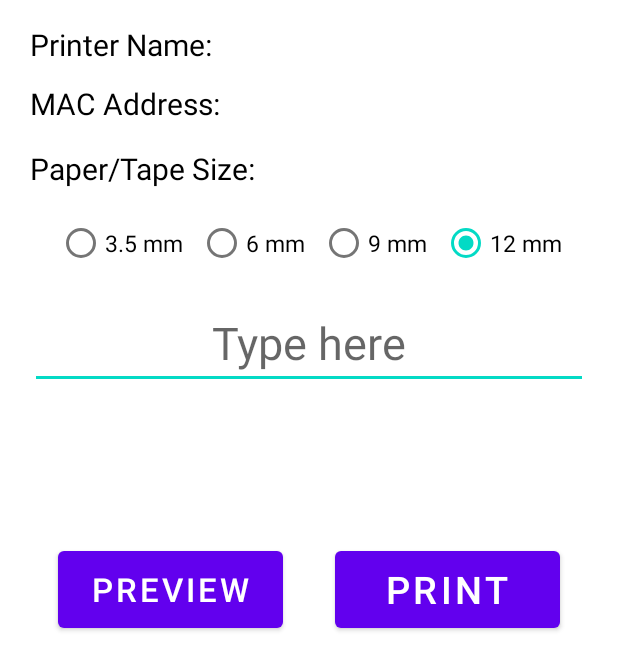
After one commit to VASPTRak/BT_ProgrammingTool, an Android app: the layout activity_label_printing.xml on its own in the app's theme, with its tools: preview values and no code run, on a phone screen of 412 x 824 dp. The commit adds this screen. Shown: the top 670 px of the screen. Run offline under Robolectric (Android 15) with nearby library versions, the phone set to English and light mode, and no system bars.

Commit message:
#1593 (Bolong) “BT_ProgrammingTool” & #1841 (Bolong)Bluetooth label printer => Added bluetooth label printing functionality.

```diff
--- a/app/src/main/AndroidManifest.xml
+++ b/app/src/main/AndroidManifest.xml
@@ -20,7 +20,10 @@
         android:supportsRtl="true"
         android:theme="@style/Theme.BTLinkTestingApp"
         android:usesCleartextTraffic="true">
-        <activity android:name=".AstPulsarTestActivity"></activity>
+        <activity
+            android:name=".LabelPrintingActivity"
+            android:exported="false" />
+        <activity android:name=".AstPulsarTestActivity" />
         <activity android:name=".MainActivity" />
         <activity
             android:name=".HistoryActivity"
--- /dev/null
+++ b/app/src/main/res/layout/activity_label_printing.xml
@@ -0,0 +1,156 @@
+<?xml version="1.0" encoding="utf-8"?>
+<androidx.constraintlayout.widget.ConstraintLayout xmlns:android="http://schemas.android.com/apk/res/android"
+    xmlns:app="http://schemas.android.com/apk/res-auto"
+    xmlns:tools="http://schemas.android.com/tools"
+    android:layout_width="match_parent"
+    android:layout_height="match_parent"
+    tools:context=".LabelPrintingActivity">
+
+    <EditText
+        android:id="@+id/etLabelToPrint"
+        android:layout_width="0dp"
+        android:layout_height="wrap_content"
+        android:layout_marginStart="20dp"
+        android:layout_marginTop="12dp"
+        android:layout_marginEnd="20dp"
+        android:gravity="center"
+        android:hint="Type here"
+        android:maxLength="20"
+        android:singleLine="true"
+        android:textSize="30sp"
+        app:layout_constraintEnd_toEndOf="parent"
+        app:layout_constraintHorizontal_bias="0.5"
+        app:layout_constraintStart_toStartOf="parent"
+        app:layout_constraintTop_toBottomOf="@+id/rdSizeGroup" />
+
+    <ImageView
+        android:id="@+id/iv_Preview"
+        android:layout_width="wrap_content"
+        android:layout_height="70dp"
+        android:layout_marginTop="8dp"
+        app:layout_constraintEnd_toEndOf="parent"
+        app:layout_constraintHorizontal_bias="0.5"
+        app:layout_constraintStart_toStartOf="parent"
+        app:layout_constraintTop_toBottomOf="@+id/etLabelToPrint" />
+
+    <TextView
+        android:id="@+id/tvPrinterName"
+        android:layout_width="wrap_content"
+        android:layout_height="wrap_content"
+        android:layout_marginTop="16dp"
+        android:paddingStart="20dp"
+        android:text="Printer Name: "
+        android:textSize="20sp"
+        android:textColor="@color/black"
+        app:layout_constraintTop_toTopOf="parent"
+        tools:layout_editor_absoluteX="16dp" />
+
+    <TextView
+        android:id="@+id/tvPrinterMAC"
+        android:layout_width="wrap_content"
+        android:layout_height="wrap_content"
+        android:layout_marginTop="12dp"
+        android:paddingStart="20dp"
+        android:text="MAC Address: "
+        android:textSize="20sp"
+        android:textColor="@color/black"
+        app:layout_constraintTop_toBottomOf="@+id/tvPrinterName"
+        tools:layout_editor_absoluteX="16dp" />
+
+    <Button
+        android:id="@+id/btnPreview"
+        android:layout_width="150dp"
+        android:layout_height="63dp"
+        android:layout_marginStart="4dp"
+        android:layout_marginTop="24dp"
+        android:text="Preview"
+        android:textSize="22sp"
+        app:layout_constraintEnd_toStartOf="@+id/btnPrintLabel"
+        app:layout_constraintHorizontal_bias="0.5"
+        app:layout_constraintStart_toStartOf="parent"
+        app:layout_constraintTop_toBottomOf="@+id/iv_Preview" />
+
+    <Button
+        android:id="@+id/btnPrintLabel"
+        android:layout_width="150dp"
+        android:layout_height="63dp"
+        android:layout_marginTop="24dp"
+        android:layout_marginEnd="4dp"
+        android:text="PRINT"
+        android:textSize="25sp"
+        app:layout_constraintEnd_toEndOf="parent"
+        app:layout_constraintHorizontal_bias="0.5"
+        app:layout_constraintStart_toEndOf="@+id/btnPreview"
+        app:layout_constraintTop_toBottomOf="@+id/iv_Preview" />
+
+    <Button
+        android:id="@+id/btnPrint2"
+        android:layout_width="150dp"
+        android:layout_height="63dp"
+        android:layout_marginBottom="180dp"
+        android:enabled="false"
+        android:text="PRINT 2"
+        android:textSize="25sp"
+        android:visibility="gone"
+        app:layout_constraintBottom_toBottomOf="parent"
+        app:layout_constraintEnd_toEndOf="parent"
+        app:layout_constraintHorizontal_bias="0.5"
+        app:layout_constraintStart_toEndOf="@+id/btnPrintLabel" />
+
+    <TextView
+        android:id="@+id/tvPaperSize"
+        android:layout_width="wrap_content"
+        android:layout_height="wrap_content"
+        android:layout_marginTop="16dp"
+        android:paddingStart="20dp"
+        android:text="Paper/Tape Size: "
+        android:textSize="20sp"
+        android:textColor="@color/black"
+        app:layout_constraintTop_toBottomOf="@+id/tvPrinterMAC"
+        tools:layout_editor_absoluteX="16dp" />
+
+    <RadioGroup
+        android:id="@+id/rdSizeGroup"
+        android:layout_width="wrap_content"
+        android:layout_height="wrap_content"
+        android:layout_marginTop="12dp"
+        android:orientation="horizontal"
+        app:layout_constraintEnd_toEndOf="parent"
+        app:layout_constraintHorizontal_bias="0.5"
+        app:layout_constraintStart_toStartOf="parent"
+        app:layout_constraintTop_toBottomOf="@+id/tvPaperSize">
+
+        <RadioButton
+            android:id="@+id/rdW3"
+            android:layout_width="wrap_content"
+            android:layout_height="wrap_content"
+            android:text="3.5 mm"
+            android:textSize="15sp" />
+
+        <RadioButton
+            android:id="@+id/rdW6"
+            android:layout_width="wrap_content"
+            android:layout_height="wrap_content"
+            android:layout_marginStart="10dp"
+            android:text="6 mm"
+            android:textSize="15sp" />
+
+        <RadioButton
+            android:id="@+id/rdW9"
+            android:layout_width="wrap_content"
+            android:layout_height="wrap_content"
+            android:layout_marginStart="10dp"
+            android:text="9 mm"
+            android:textSize="15sp" />
+
+        <RadioButton
+            android:id="@+id/rdW12"
+            android:layout_width="wrap_content"
+            android:layout_height="wrap_content"
+            android:layout_marginStart="10dp"
+            android:text="12 mm"
+            android:textSize="15sp"
+            android:checked="true"/>
+    </RadioGroup>
+
+</androidx.constraintlayout.widget.ConstraintLayout>
```
Also changed, not shown: app/build.gradle (+11 -3 lines), app/src/main/java/com/example/btlinktestingapp/AppCommon.java (+53 -0 lines), app/src/main/java/com/example/btlinktestingapp/HistoryActivity.java (+8 -7 lines), app/src/main/java/com/example/btlinktestingapp/LabelPrintingActivity.java (added, +430 -0 lines), app/src/main/java/com/example/btlinktestingapp/LaunchingActivity.java (+15 -1 lines), app/src/main/java/com/example/btlinktestingapp/ScanBtRecyclerViewAdapter.java (+9 -4 lines), app/src/main/java/com/example/btlinktestingapp/ScanDeviceActivity.java (+13 -5 lines), app/src/main/res/layout/activity_launching.xml (+21 -9 lines), 1 other file.
